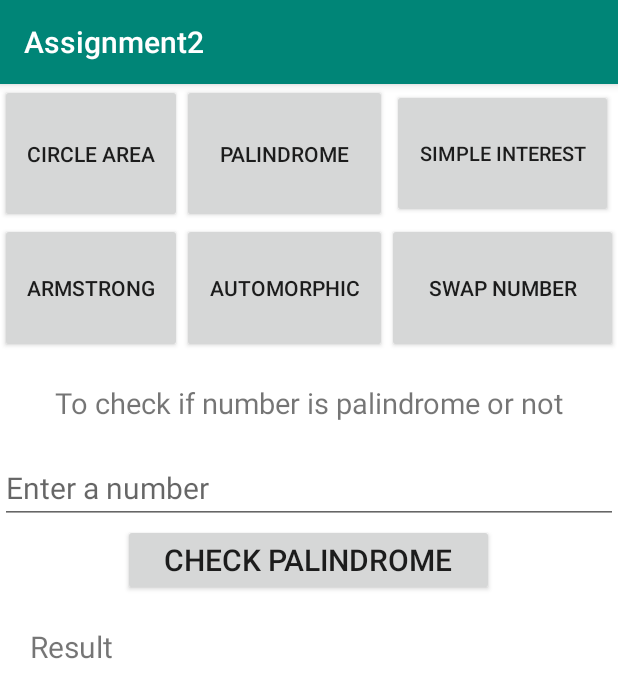
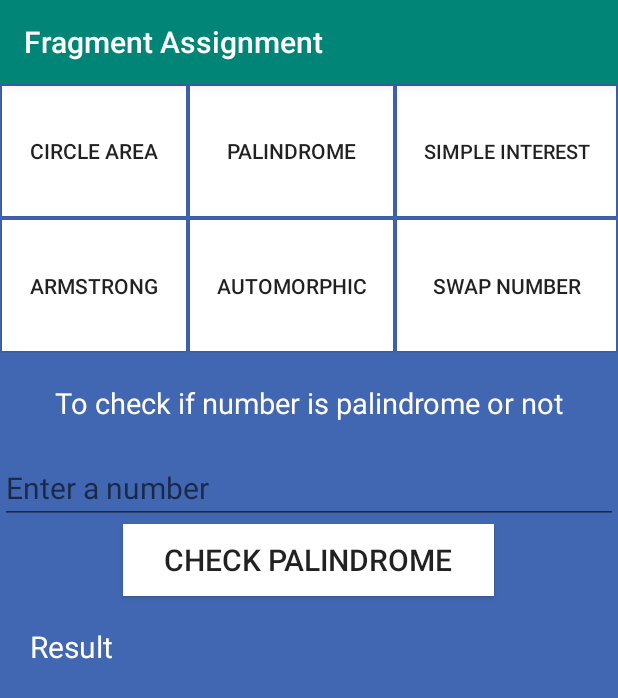
Before and after one commit to Ajar-maharjan/Assignment2, an Android app: the screen it shows after launch (MainActivity), after a tap on "PALINDROME", on a phone screen of 412 x 824 dp. Shown: the top 698 px of the screen. Run offline under Robolectric (Android 15) with nearby library versions, the phone set to English and light mode, and no system bars.

Commit message:
Completed assignment 2

```diff
--- a/app/src/main/java/com/fragment/assignment2/fragments/PalindromeFragment.java
+++ b/app/src/main/java/com/fragment/assignment2/fragments/PalindromeFragment.java
@@ -1,16 +1,17 @@
 package com.fragment.assignment2.fragments;
 
 
+import android.annotation.SuppressLint;
 import android.os.Bundle;
-
-import androidx.fragment.app.Fragment;
-
+import android.text.TextUtils;
 import android.view.LayoutInflater;
 import android.view.View;
 import android.view.ViewGroup;
 import android.widget.Button;
 import android.widget.EditText;
 import android.widget.TextView;
+
+import androidx.fragment.app.Fragment;
 
 import com.fragment.assignment2.R;
 
@@ -39,8 +40,13 @@ public class PalindromeFragment extends Fragment implements View.OnClickListener
         return view;
     }
 
+    @SuppressLint("SetTextI18n")
     @Override
     public void onClick(View v) {
+        if (TextUtils.isEmpty(etPalindrome.getText())) {
+            etPalindrome.setError("Enter the number");
+            return;
+        }
         int temp, remainder, reverse = 0;
         int num = Integer.parseInt(etPalindrome.getText().toString());
         temp = num;
--- a/app/src/main/res/layout/activity_main.xml
+++ b/app/src/main/res/layout/activity_main.xml
@@ -4,16 +4,16 @@
     xmlns:tools="http://schemas.android.com/tools"
     android:layout_width="match_parent"
     android:layout_height="match_parent"
+    android:background="@color/home"
     android:orientation="vertical"
-    android:background="#d3d3d3"
     tools:context=".MainActivity">
 
     <GridLayout
         android:layout_width="match_parent"
         android:layout_height="179dp"
+        android:background="#4267B2"
         android:columnCount="3"
         android:rowCount="3"
-        android:background="@color/background"
         tools:context=".GridActivity">
 
         <Button
@@ -22,6 +22,8 @@
             android:layout_height="wrap_content"
             android:layout_rowWeight="1"
             android:layout_columnWeight="1"
+            android:layout_margin="1dp"
+            android:background="@color/background"
             android:text="Circle Area"
             android:textSize="14sp" />
 
@@ -31,6 +33,8 @@
             android:layout_height="wrap_content"
             android:layout_rowWeight="1"
             android:layout_columnWeight="1"
+            android:layout_margin="1dp"
+            android:background="@color/background"
             android:text="Palindrome"
             android:textSize="14sp" />
 
@@ -40,7 +44,8 @@
             android:layout_height="wrap_content"
             android:layout_rowWeight="1"
             android:layout_columnWeight="1"
-            android:layout_margin="3dp"
+            android:layout_margin="1dp"
+            android:background="@color/background"
             android:text="Simple Interest"
             android:textSize="13sp" />
 
@@ -50,6 +55,8 @@
             android:layout_height="wrap_content"
             android:layout_rowWeight="1"
             android:layout_columnWeight="1"
+            android:layout_margin="1dp"
+            android:background="@color/background"
             android:text="Armstrong"
             android:textSize="14sp" />
 
@@ -59,6 +66,8 @@
             android:layout_height="wrap_content"
             android:layout_rowWeight="1"
             android:layout_columnWeight="1"
+            android:layout_margin="1dp"
+            android:background="@color/background"
             android:text="Automorphic"
             android:textSize="14sp" />
 
@@ -68,6 +77,8 @@
             android:layout_height="wrap_content"
             android:layout_rowWeight="1"
             android:layout_columnWeight="1"
+            android:layout_margin="1dp"
+            android:background="@color/background"
             android:text="Swap number"
             android:textSize="14sp" />
 
@@ -80,5 +91,4 @@
         android:layout_height="match_parent"
         android:orientation="vertical" />
 
-
 </LinearLayout>
--- a/app/src/main/res/layout/fragment_armstrong.xml
+++ b/app/src/main/res/layout/fragment_armstrong.xml
@@ -3,7 +3,7 @@
     xmlns:tools="http://schemas.android.com/tools"
     android:layout_width="match_parent"
     android:layout_height="match_parent"
-    android:background="@color/background"
+    android:background="@color/home"
     android:orientation="vertical"
     tools:context=".fragments.ArmstrongFragment">
 
@@ -13,6 +13,7 @@
         android:layout_margin="20dp"
         android:gravity="center"
         android:text="To check if number is armstrong or not"
+        android:textColor="@color/background"
         android:textSize="19sp" />
 
     <EditText
@@ -21,6 +22,7 @@
         android:layout_height="wrap_content"
         android:hint="Enter a number"
         android:inputType="number"
+        android:textColor="@color/background"
         android:textSize="20sp" />
 
     <Button
@@ -28,6 +30,7 @@
         android:layout_width="247dp"
         android:layout_height="wrap_content"
         android:layout_gravity="center"
+        android:background="@color/background"
         android:text="Check armstrong"
         android:textSize="20sp" />
 
@@ -37,6 +40,7 @@
         android:layout_height="wrap_content"
         android:layout_margin="20dp"
         android:text="Result"
+        android:textColor="@color/background"
         android:textSize="20sp" />
 
 </LinearLayout>
--- a/app/src/main/res/layout/fragment_automorphic.xml
+++ b/app/src/main/res/layout/fragment_automorphic.xml
@@ -3,7 +3,7 @@
     xmlns:tools="http://schemas.android.com/tools"
     android:layout_width="match_parent"
     android:layout_height="match_parent"
-    android:background="@color/background"
+    android:background="@color/home"
     android:orientation="vertical"
     tools:context=".fragments.AutomorphicFragment">
 
@@ -13,6 +13,7 @@
         android:layout_margin="20dp"
         android:gravity="center"
         android:text="To check if number is automorphic or not"
+        android:textColor="@color/background"
         android:textSize="19sp" />
 
     <EditText
@@ -21,6 +22,7 @@
         android:layout_height="wrap_content"
         android:hint="Enter a number"
         android:inputType="number"
+        android:textColor="@color/background"
         android:textSize="20sp" />
 
     <Button
@@ -28,6 +30,7 @@
         android:layout_width="247dp"
         android:layout_height="wrap_content"
         android:layout_gravity="center"
+        android:background="@color/background"
         android:text="Check automorphic"
         android:textSize="20sp" />
 
@@ -37,6 +40,7 @@
         android:layout_height="wrap_content"
         android:layout_margin="20dp"
         android:text="Result"
+        android:textColor="@color/background"
         android:textSize="20sp" />
 
 </LinearLayout>
--- a/app/src/main/res/layout/fragment_palindrome.xml
+++ b/app/src/main/res/layout/fragment_palindrome.xml
@@ -3,7 +3,7 @@
     xmlns:tools="http://schemas.android.com/tools"
     android:layout_width="match_parent"
     android:layout_height="match_parent"
-    android:background="@color/background"
+    android:background="@color/home"
     android:orientation="vertical"
     tools:context=".fragments.PalindromeFragment">
 
@@ -13,6 +13,7 @@
         android:layout_margin="20dp"
         android:gravity="center"
         android:text="To check if number is palindrome or not"
+        android:textColor="@color/background"
         android:textSize="19sp" />
 
     <EditText
@@ -21,6 +22,7 @@
         android:layout_height="wrap_content"
         android:hint="Enter a number"
         android:inputType="number"
+        android:textColor="@color/background"
         android:textSize="20sp" />
 
     <Button
@@ -28,6 +30,7 @@
         android:layout_width="247dp"
         android:layout_height="wrap_content"
         android:layout_gravity="center"
+        android:background="@color/background"
         android:text="Check Palindrome"
         android:textSize="20sp" />
 
@@ -37,5 +40,6 @@
         android:layout_height="wrap_content"
         android:layout_margin="20dp"
         android:text="Result"
+        android:textColor="@color/background"
         android:textSize="20sp" />
 </LinearLayout>
--- a/app/src/main/res/values/colors.xml
+++ b/app/src/main/res/values/colors.xml
@@ -2,6 +2,7 @@
 <resources>
     <color name="colorPrimary">#008577</color>
     <color name="colorPrimaryDark">#00574B</color>
-    <color name="colorAccent">#D81B60</color>
+    <color name="colorAccent">#000000</color>
     <color name="background">#ffffff</color>
+    <color name="home">#4267B2</color>
 </resources>
--- a/app/src/main/res/values/strings.xml
+++ b/app/src/main/res/values/strings.xml
@@ -1,5 +1,5 @@
 <resources>
-    <string name="app_name">Assignment2</string>
+    <string name="app_name">Fragment Assignment</string>
 
     <!-- TODO: Remove or change this placeholder text -->
     <string name="hello_blank_fragment">Fragment</string>
```
Also changed, not shown: app/src/main/java/com/fragment/assignment2/MainActivity.java (+4 -4 lines), app/src/main/java/com/fragment/assignment2/fragments/ArmstrongFragment.java (+9 -3 lines), app/src/main/java/com/fragment/assignment2/fragments/AutomorphicFragment.java (+11 -5 lines), app/src/main/java/com/fragment/assignment2/fragments/CircleAreaFragment.java (+9 -3 lines), app/src/main/java/com/fragment/assignment2/fragments/SimpleInterestFragment.java (+24 -14 lines), app/src/main/java/com/fragment/assignment2/fragments/SwapFragment.java (+33 -11 lines), app/src/main/res/layout/fragment_circlearea.xml (+6 -2 lines), app/src/main/res/layout/fragment_simpleinterest.xml (+9 -3 lines), app/src/main/res/layout/fragment_swap.xml (+8 -3 lines).
